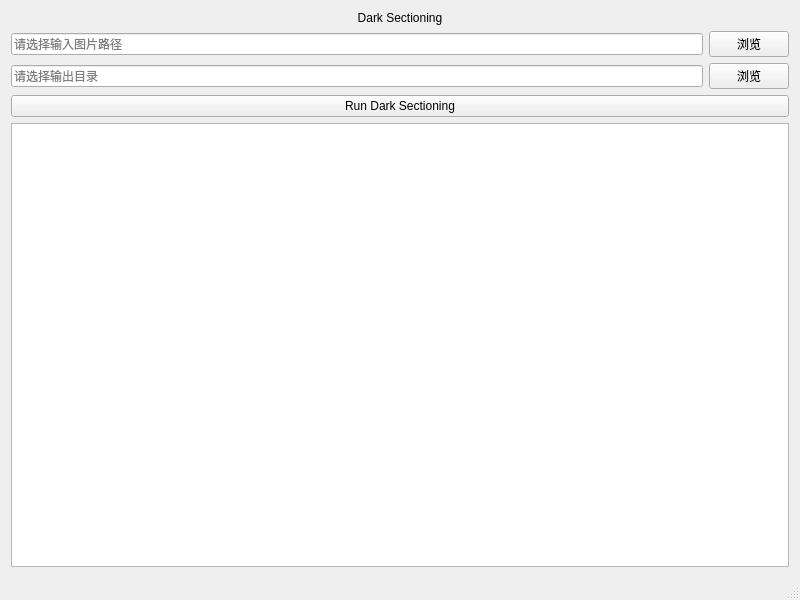
Qt form mainwindow.ui (Ruoave/Dark-optical-sectioning-with-Qt-) before a commit.
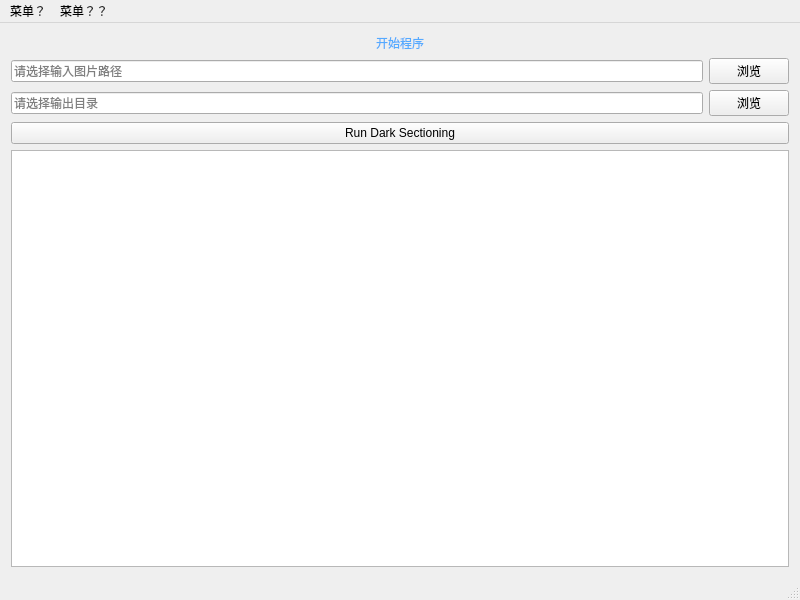
The same form after that commit.

Commit message: 增加了qt-material-widgets-master 库

```diff
--- a/mainwindow.ui
+++ b/mainwindow.ui
@@ -17,8 +17,14 @@
    <layout class="QVBoxLayout" name="verticalLayout">
     <item>
      <widget class="QLabel" name="label">
+      <property name="styleSheet">
+       <string notr="true">QLabel {
+	font: 75 18pt &quot;微软雅黑&quot;;
+	color: rgb(85, 170, 255)
+}</string>
+      </property>
       <property name="text">
-       <string>Dark Sectioning</string>
+       <string>开始程序</string>
       </property>
       <property name="alignment">
        <set>Qt::AlignCenter</set>
@@ -86,6 +92,18 @@
      <height>26</height>
     </rect>
    </property>
+   <widget class="QMenu" name="menu">
+    <property name="title">
+     <string>菜单？</string>
+    </property>
+   </widget>
+   <widget class="QMenu" name="menu_2">
+    <property name="title">
+     <string>菜单？？</string>
+    </property>
+   </widget>
+   <addaction name="menu"/>
+   <addaction name="menu_2"/>
   </widget>
   <widget class="QStatusBar" name="statusBar"/>
  </widget>
```
The commit also changes 3 other files.
